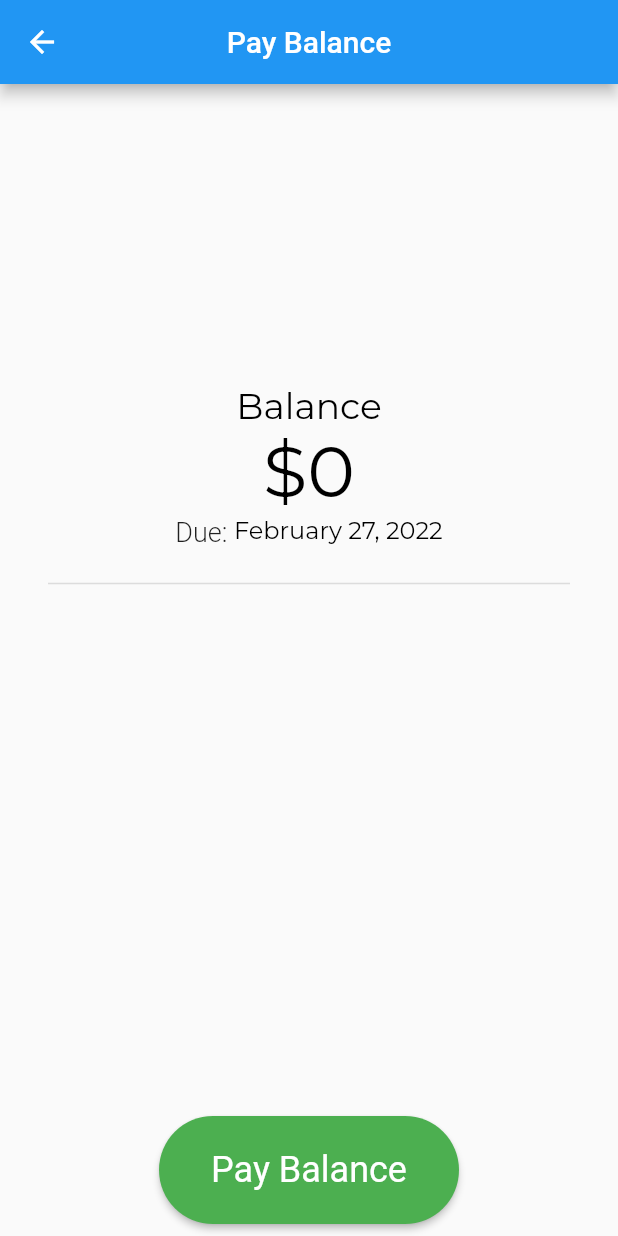
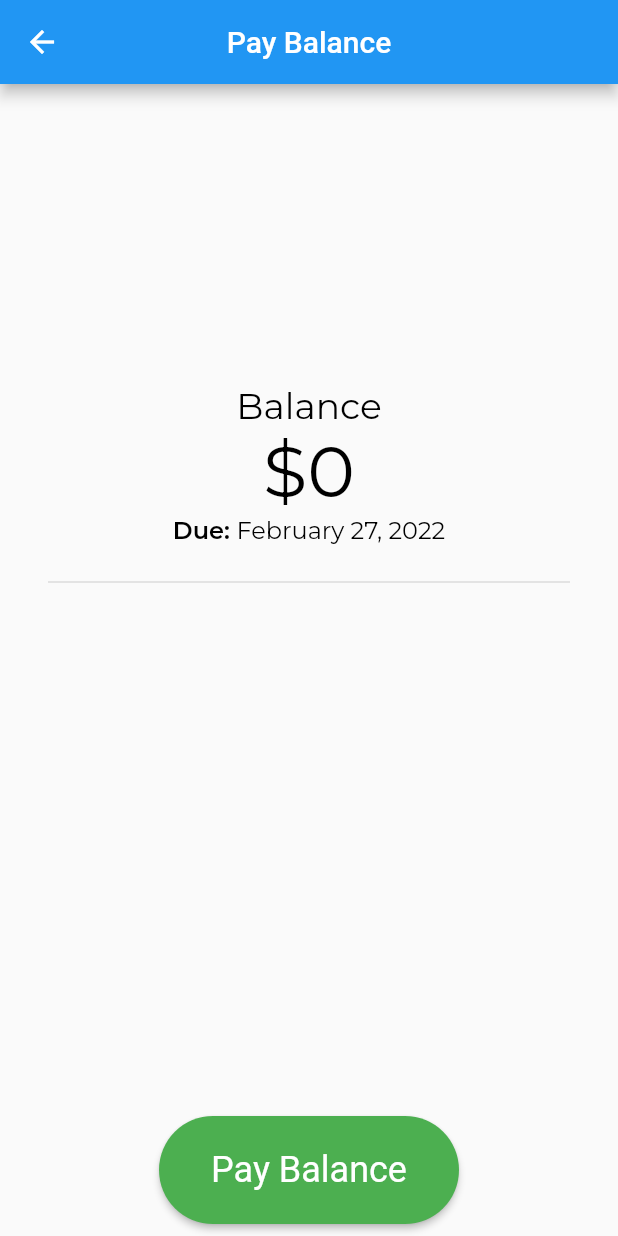
Before and after one commit to hoky4/RentRemedy, a Flutter app: the PaymentScreen screen opened directly with empty values, on a phone screen of 412 x 824 dp. Run offline on Flutter 3.47's test engine with Material 2 defaults, Android fonts, the phone set to English and light mode, and no system bars; our stand-ins replace flutter_credit_card, flutter_icons, flutter_secure_storage, google_fonts, shared_preferences; accounts and stored records are empty.

Commit message:
- added loading spinner when submitting a payment and maintenance request - added functionality to reload payments and maintenance requests when list is empty

```diff
--- a/lib/providers/api_service_provider.dart
+++ b/lib/providers/api_service_provider.dart
@@ -28,6 +28,7 @@ class ApiServiceProvider {
   }
 
   dynamic getAllMaintenanceRequests() async {
+    print("cookie: ${_authModelProvider.cookie!}");
     final response = await http.get(
       Uri.parse(MAINTENANCE),
       headers: <String, String>{
--- a/lib/view/payment/payment_screen.dart
+++ b/lib/view/payment/payment_screen.dart
@@ -11,10 +11,126 @@ class PaymentScreenArguments {
   PaymentScreenArguments(this.payment);
 }
 
-class PaymentScreen extends StatelessWidget {
+// class PaymentScreen extends StatelessWidget {
+//   Payment payment;
+//   PaymentScreen({Key? key, required this.payment}) : super(key: key);
+
+//   @override
+//   Widget build(BuildContext context) {
+//     return SafeArea(
+//       child: Scaffold(
+//         appBar: AppBar(
+//           title: const Text("Pay Balance"),
+//           centerTitle: true,
+//         ),
+//         body: Column(
+//           children: [
+//             Expanded(
+//               child: SingleChildScrollView(
+//                 child: Column(
+//                   children: [
+//                     balanceInfo(),
+//                     const Divider(
+//                         thickness: 1, indent: 32, endIndent: 32, height: 48),
+//                   ],
+//                 ),
+//               ),
+//             ),
+
+//             acceptButton(context, payment.id),
+//             const SizedBox(height: 8.0)
+//           ],
+//         ),
+//       ),
+//     );
+//   }
+
+//   Widget balanceInfo() {
+//     return Padding(
+//       padding: const EdgeInsets.fromLTRB(0, 200.0, 0, 0),
+//       child: Align(
+//         child: Column(
+//           crossAxisAlignment: CrossAxisAlignment.center,
+//           children: [
+//             Text("Balance", style: categoryStyle),
+//             Text("\$${convertToDollar(payment.chargeAmount)}",
+//                 style: amountStyle),
+//             Row(
+//               mainAxisAlignment: MainAxisAlignment.center,
+//               children: [
+//                 const Text("Due: ",
+//                     style:
+//                         TextStyle(fontSize: 18, fontWeight: FontWeight.w300)),
+//                 Text(DateFormat.yMMMMd('en_US').format(payment.dueDate),
+//                     style: bodyStyle),
+//               ],
+//             )
+//           ],
+//         ),
+//       ),
+//     );
+//   }
+
+//   Widget acceptButton(BuildContext context, String leaseAgreemenId) {
+//     ApiServiceProvider apiService =
+//         Provider.of<ApiServiceProvider>(context, listen: false);
+
+//     return SizedBox(
+//       child: ElevatedButton(
+//         style: ElevatedButton.styleFrom(
+//             primary: Colors.green,
+//             fixedSize: const Size(200, 72),
+//             shape: RoundedRectangleBorder(
+//                 borderRadius: BorderRadius.circular(50))),
+//         onPressed: () async {
+//           try {
+//             await apiService.makePaymentIntent(payment.id);
+//             Navigator.pushReplacementNamed(context, '/paymentSuccess');
+//           } on Exception catch (e) {
+//             print("Exception while making payment intent.");
+//             ScaffoldMessenger.of(context)
+//                 .showSnackBar(SnackBar(content: Text(e.toString())));
+//           }
+//         },
+//         child: const Text('Pay Balance',
+//             style: TextStyle(
+//                 fontSize: 24,
+//                 color: Colors.white,
+//                 fontWeight: FontWeight.w400)),
+//       ),
+//     );
+//   }
+
+//   String convertToDollar(amount) {
+//     final value = amount / 100;
+//     final money = NumberFormat("###,###,###", "en_us");
+//     return money.format(value);
+//   }
+// }
+
+TextStyle categoryStyle = GoogleFonts.montserrat(
+    fontWeight: FontWeight.w400, fontSize: 24, color: Colors.black);
+
+TextStyle bodyStyle = GoogleFonts.montserrat(
+    fontWeight: FontWeight.normal, fontSize: 16, color: Colors.black);
+
+TextStyle bodyStyleBold = GoogleFonts.montserrat(
+    fontWeight: FontWeight.w600, fontSize: 16, color: Colors.black);
+
+TextStyle amountStyle = GoogleFonts.montserrat(
+    fontWeight: FontWeight.normal, fontSize: 48, color: Colors.black);
+
+class PaymentScreen extends StatefulWidget {
   Payment payment;
+
   PaymentScreen({Key? key, required this.payment}) : super(key: key);
 
+  @override
+  _PaymentScreenState createState() => _PaymentScreenState();
+}
+
+class _PaymentScreenState extends State<PaymentScreen> {
+  bool isLoading = false;
   @override
   Widget build(BuildContext context) {
     return SafeArea(
@@ -36,7 +152,13 @@ class PaymentScreen extends StatelessWidget {
                 ),
               ),
             ),
-            acceptButton(context, payment.id),
+            Visibility(
+                maintainSize: false,
+                maintainAnimation: true,
+                maintainState: true,
+                visible: isLoading,
+                child: const CircularProgressIndicator()),
+            acceptButton(context, widget.payment.id),
             const SizedBox(height: 8.0)
           ],
         ),
@@ -52,18 +174,20 @@ class PaymentScreen extends StatelessWidget {
           crossAxisAlignment: CrossAxisAlignment.center,
           children: [
             Text("Balance", style: categoryStyle),
-            Text("\$${convertToDollar(payment.chargeAmount)}",
+            Text("\$${convertToDollar(widget.payment.chargeAmount)}",
                 style: amountStyle),
-            Row(
-              mainAxisAlignment: MainAxisAlignment.center,
-              children: [
-                const Text("Due: ",
-                    style:
-                        TextStyle(fontSize: 18, fontWeight: FontWeight.w300)),
-                Text(DateFormat.yMMMMd('en_US').format(payment.dueDate),
-                    style: bodyStyle),
-              ],
-            )
+            paymentDetailLine("Due: ",
+                DateFormat.yMMMMd('en_US').format(widget.payment.dueDate)),
+            // Row(
+            //   mainAxisAlignment: MainAxisAlignment.center,
+            //   children: [
+            //     const Text("Due: ",
+            //         style:
+            //             TextStyle(fontSize: 18, fontWeight: FontWeight.w300)),
+            //     Text(DateFormat.yMMMMd('en_US').format(widget.payment.dueDate),
+            //         style: bodyStyle),
+            //   ],
+            // )
           ],
         ),
       ),
@@ -83,7 +207,13 @@ class PaymentScreen extends StatelessWidget {
                 borderRadius: BorderRadius.circular(50))),
         onPressed: () async {
           try {
-            await apiService.makePaymentIntent(payment.id);
+            setState(() {
+              isLoading = true;
+            });
+            await apiService.makePaymentIntent(widget.payment.id);
+            setState(() {
+              isLoading = false;
+            });
             Navigator.pushReplacementNamed(context, '/paymentSuccess');
           } on Exception catch (e) {
             print("Exception while making payment intent.");
@@ -100,18 +230,20 @@ class PaymentScreen extends StatelessWidget {
     );
   }
 
+  Widget paymentDetailLine(String title, String detail) {
+    return Row(
+      mainAxisAlignment: MainAxisAlignment.center,
+      textBaseline: TextBaseline.alphabetic,
+      children: [
+        Text("$title", style: bodyStyleBold),
+        Flexible(child: Text(detail, style: bodyStyle)),
+      ],
+    );
+  }
+
   String convertToDollar(amount) {
     final value = amount / 100;
     final money = NumberFormat("###,###,###", "en_us");
     return money.format(value);
   }
 }
-
-TextStyle categoryStyle = GoogleFonts.montserrat(
-    fontWeight: FontWeight.w400, fontSize: 24, color: Colors.black);
-
-TextStyle bodyStyle = GoogleFonts.montserrat(
-    fontWeight: FontWeight.normal, fontSize: 16, color: Colors.black);
-
-TextStyle amountStyle = GoogleFonts.montserrat(
-    fontWeight: FontWeight.normal, fontSize: 48, color: Colors.black);
```
Also changed, not shown: lib/view/Maintenance/maintenance_request_screen.dart (+13 -11 lines), lib/view/Maintenance/view_maintenance_requests_screen.dart (+17 -5 lines), lib/view/payment/view_payment_screen.dart (+19 -22 lines), lib/view/payment/view_payments_screen.dart (+13 -1 lines).
